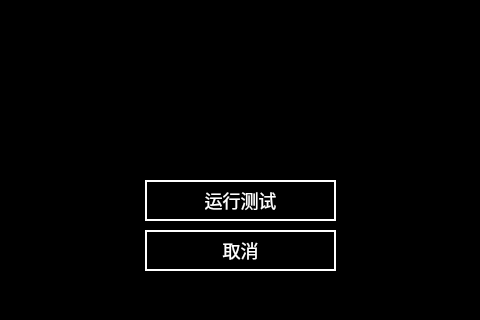
First picture: the form in main_lubrication.ui, repository isliulin/Plan85HMI, before the edit; both pictures show x 175 to 655 and y 180 to 500 of the 800 by 500 pixel window.
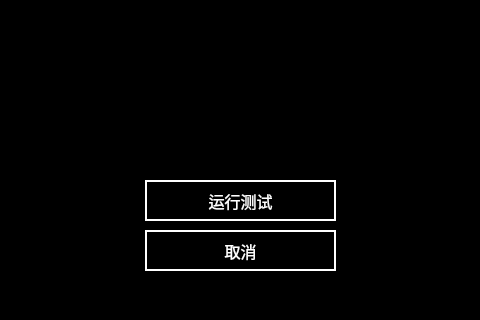
Second picture: the form after the edit. Icons and pictures are not drawn.

Patch:
```diff
--- a/main_lubrication.ui
+++ b/main_lubrication.ui
@@ -111,10 +111,10 @@
     </rect>
    </property>
    <property name="styleSheet">
-    <string notr="true">border:2px solid white;
-background-color: rgb(0, 0, 0);
-font:18px;
-color: rgb(255, 255, 255);</string>
+    <string notr="true">	font:16px;
+    color: rgb(255,255,255);
+	background-color: rgb(0, 0, 0);
+border:2px solid white;</string>
    </property>
    <property name="text">
     <string>运行测试</string>
@@ -130,10 +130,10 @@
     </rect>
    </property>
    <property name="styleSheet">
-    <string notr="true">border:2px solid white;
-background-color: rgb(0, 0, 0);
-font:18px;
-color: rgb(255, 255, 255);</string>
+    <string notr="true">	font:16px;
+    color: rgb(255,255,255);
+	background-color: rgb(0, 0, 0);
+border:2px solid white;</string>
    </property>
    <property name="text">
     <string>取消</string>
```
Left out of the diff: 4 changed lines with no effect on the pictures.
